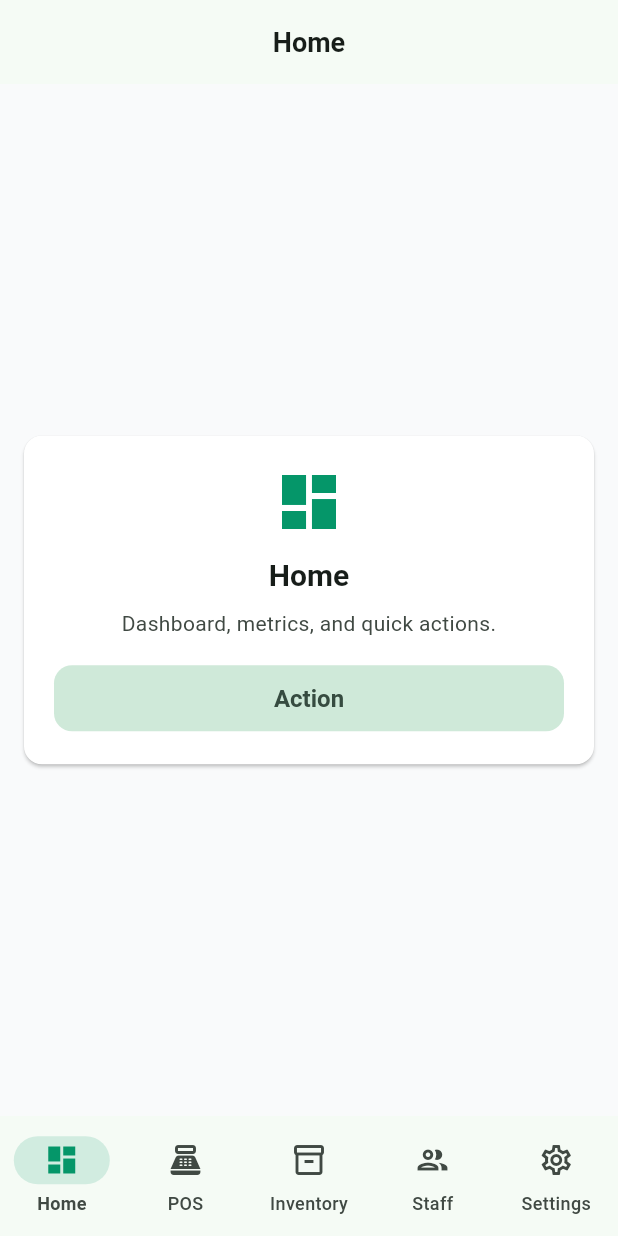
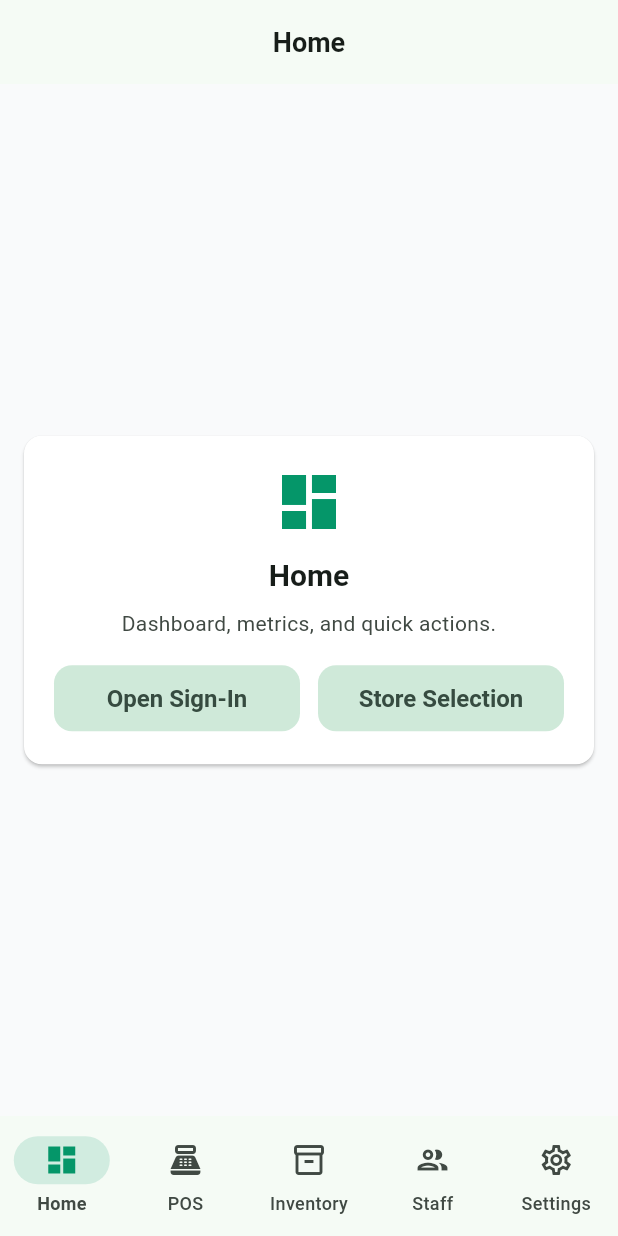
Before and after one commit to theotheobeats/tokko_mobile, a Flutter app: the screen it shows after launch, on a phone screen of 412 x 824 dp. Run offline on Flutter 3.47's test engine with Material 3 defaults, Android fonts, the phone set to English and light mode, and no system bars; our stand-ins replace flutter_riverpod, go_router.

Commit message:
feat: add authentication and store selection screens with routing

```diff
--- a/lib/app/router.dart
+++ b/lib/app/router.dart
@@ -1,5 +1,7 @@
 import 'package:flutter/material.dart';
 import 'package:go_router/go_router.dart';
+import '../features/auth/sign_in_screen.dart';
+import '../features/auth/store_selection_screen.dart';
 
 /// App Router configuration using go_router with a ShellRoute that hosts
 /// a Material 3 NavigationBar for 5 primary tabs:
@@ -36,7 +38,21 @@ GoRouter createAppRouter({GlobalKey<NavigatorState>? rootNavigatorKey}) {
             name: HomeRoute.name,
             pageBuilder: (context, state) =>
                 const NoTransitionPage(child: HomeScreen()),
-            routes: const [],
+            routes: [
+              // Temporary auth demo routes accessible from Home
+              GoRoute(
+                path: 'auth/sign-in',
+                name: 'auth-sign-in',
+                pageBuilder: (context, state) =>
+                    const NoTransitionPage(child: SignInScreen()),
+              ),
+              GoRoute(
+                path: 'auth/store-selection',
+                name: 'auth-store-selection',
+                pageBuilder: (context, state) =>
+                    const NoTransitionPage(child: StoreSelectionScreen()),
+              ),
+            ],
           ),
           // POS
           GoRoute(
@@ -227,12 +243,62 @@ class HomeScreen extends StatelessWidget {
 
   @override
   Widget build(BuildContext context) {
-    return const _PlaceholderScaffold(
-      title: 'Home',
-      description: 'Dashboard, metrics, and quick actions.',
-      icon: Icons.dashboard,
+    final scheme = Theme.of(context).colorScheme;
+    return Scaffold(
+      appBar: AppBar(title: const Text('Home')),
+      body: Center(
+        child: Card(
+          elevation: 1,
+          margin: const EdgeInsets.all(16),
+          child: Padding(
+            padding: const EdgeInsets.all(20),
+            child: ConstrainedBox(
+              constraints: const BoxConstraints(maxWidth: 480),
+              child: Column(
+                mainAxisSize: MainAxisSize.min,
+                children: [
+                  Icon(Icons.dashboard, size: 48, color: scheme.primary),
+                  const SizedBox(height: 12),
+                  Text(
+                    'Home',
+                    style: Theme.of(context).textTheme.headlineSmall,
+                    textAlign: TextAlign.center,
+                  ),
+                  const SizedBox(height: 8),
+                  Text(
+                    'Dashboard, metrics, and quick actions.',
+                    style: Theme.of(context).textTheme.bodyMedium?.copyWith(
+                          color: scheme.onSurfaceVariant,
+                        ),
+                    textAlign: TextAlign.center,
+                  ),
+                  const SizedBox(height: 16),
+                  // Temporary buttons to access Auth screens
+                  Row(
+                    children: [
+                      Expanded(
+                        child: FilledButton.tonal(
+                          onPressed: () => context.go('${HomeRoute.path}auth/sign-in'),
+                          child: const Text('Open Sign-In'),
+                        ),
+                      ),
+                      const SizedBox(width: 12),
+                      Expanded(
+                        child: FilledButton.tonal(
+                          onPressed: () => context.go('${HomeRoute.path}auth/store-selection'),
+                          child: const Text('Store Selection'),
+                        ),
+                      ),
+                    ],
+                  ),
+                ],
+              ),
+            ),
+          ),
+        ),
+      ),
     );
-    // Later: move to features/home with a proper dashboard implementation
+    // Later: replace with real dashboard implementation
   }
 }
 
```
Also changed, not shown: lib/features/auth/sign_in_screen.dart (added, +250 -0 lines), lib/features/auth/store_selection_screen.dart (added, +246 -0 lines).
